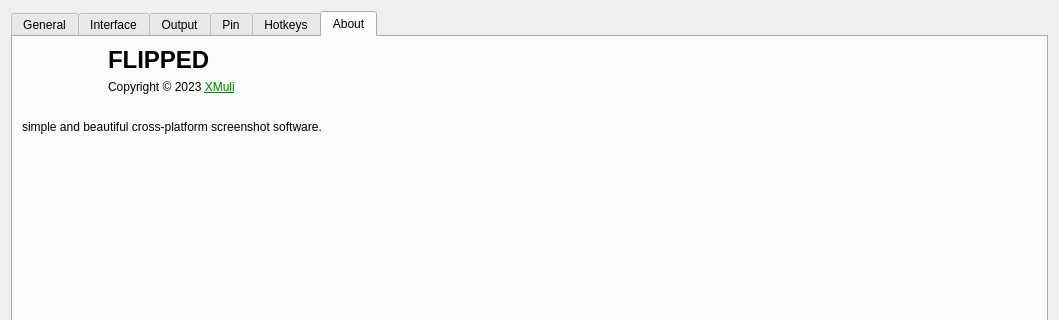
Qt form src/preference/prefmanage.ui (SunnyScreenshot/FLIPPED) before a commit; both pictures show x 0 to 1059 and y 0 to 320 of the 1059 by 635 pixel window.
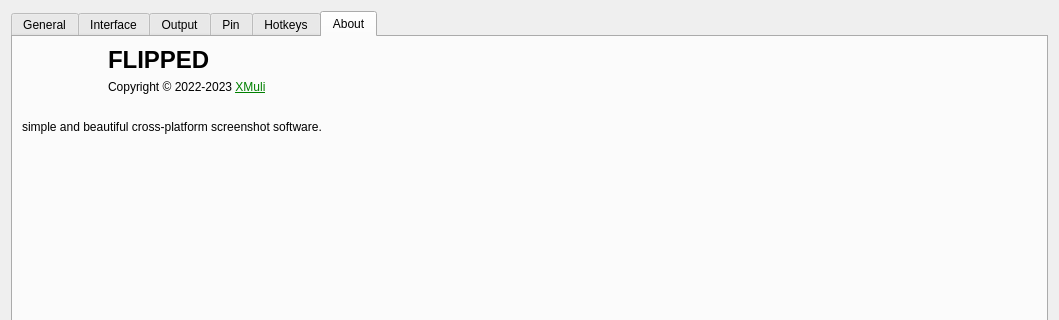
The same form after that commit. Icons and pictures are not drawn.

Patch:
```diff
--- a/src/preference/prefmanage.ui
+++ b/src/preference/prefmanage.ui
@@ -1167,7 +1167,7 @@
                    <item>
                     <widget class="QLabel" name="label_30">
                      <property name="text">
-                      <string>Copyright © 2023 &lt;a style='color: green;' href=https://github.com/XMuli&gt; XMuli&lt;/a&gt;</string>
+                      <string>&lt;html&gt;&lt;head/&gt;&lt;body&gt;&lt;p&gt;Copyright © 2022-2023 &lt;a href=&quot;https://github.com/XMuli&quot;&gt;&lt;span style=&quot; text-decoration: underline; color:#008000;&quot;&gt;XMuli&lt;/span&gt;&lt;/a&gt;&lt;/p&gt;&lt;/body&gt;&lt;/html&gt;</string>
                      </property>
                      <property name="alignment">
                       <set>Qt::AlignLeading|Qt::AlignLeft|Qt::AlignVCenter</set>
```
